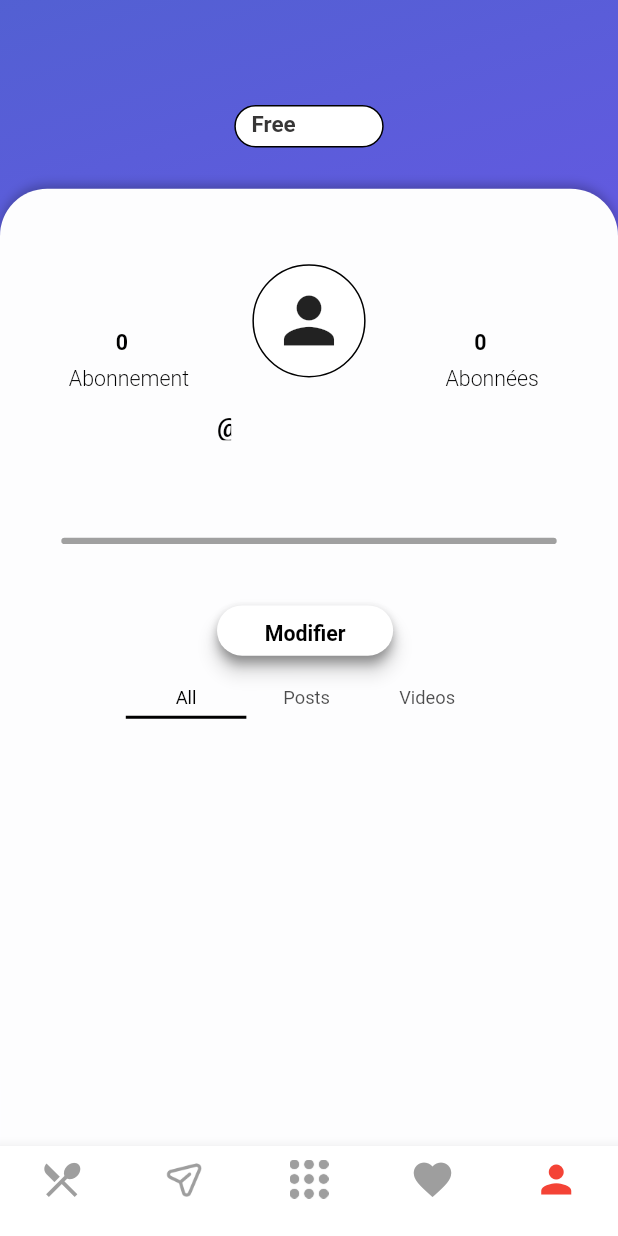
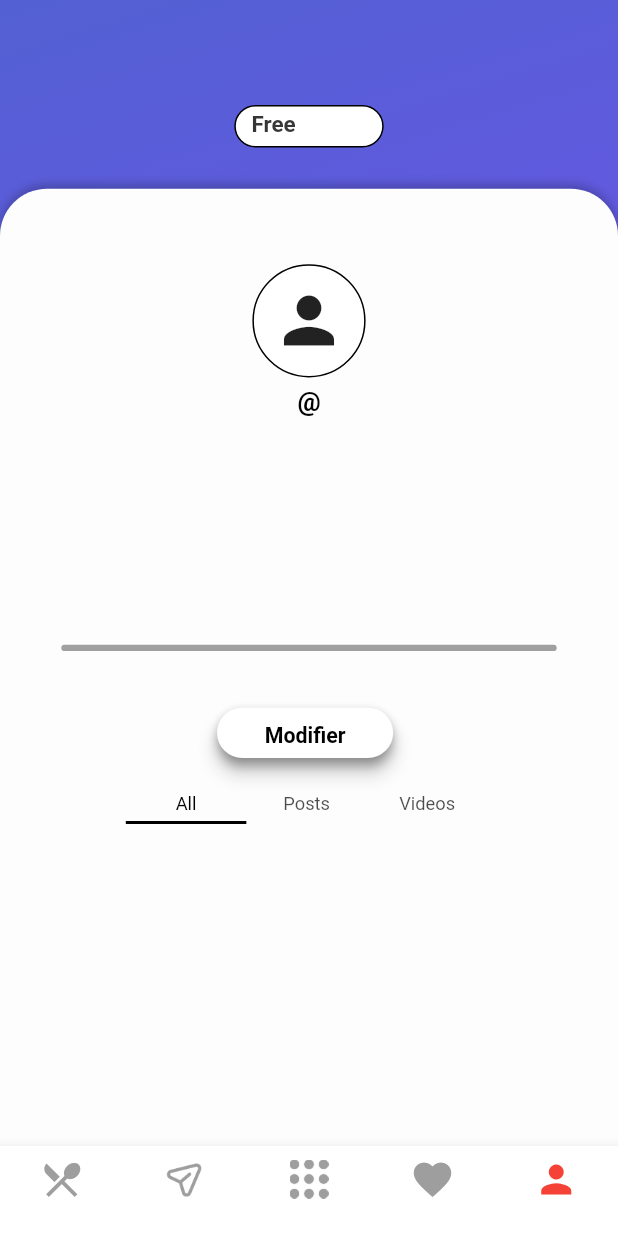
Before and after one commit to TenKaiMass/Poseidon, a Flutter app: the screen it shows once a user with an empty profile is signed in, item 5 of the bottom bar chosen, on a phone screen of 412 x 824 dp. Run offline on Flutter 3.47's test engine with Material 2 defaults, Android fonts, the phone set to English and light mode, and no system bars; our stand-ins replace cloud_firestore, firebase_auth, firebase_core, google_fonts; accounts and stored records are empty; Roboto replaces fonts that are missing (Comic Sans MS).

Commit message:
Correction layout text

```diff
--- a/lib/page-1/Profile.dart
+++ b/lib/page-1/Profile.dart
@@ -52,26 +52,64 @@ class _ProfilePageState extends State<ProfilePage> {
   }
 
   Positioned buildPositionedText({
-    required double left,
     required double top,
     required String text,
     required TextStyle style,
     required double fem,
   }) {
     return Positioned(
-        left: left,
       top: top,
-        child: Align(
       child: SizedBox(
-          width: text.length * 9 * fem,
-          height: 21 * fem,
+        width: MediaQuery.of(context).size.width,
+        height: 30 * fem,
+        // child: Container(
+          // decoration: BoxDecoration(
+          //   borderRadius: BorderRadius.circular(10 * fem),
+          //   border: Border.all(color: Colors.black),
+          // ),
+          child: Center(
             child: Text(
               text.isNotEmpty ? text : "",
               textAlign: TextAlign.center,
               style: style,
             ),
-        )));
+          // ),
+        ),
+      ),
+    );
   }
+
+  Positioned buildPositionedBio({
+    required double top,
+    required String text,
+    required TextStyle style,
+    required double fem,
+  }) {
+    return Positioned(
+      top: top,
+      left: MediaQuery.of(context).size.width / 2 - 100,
+      child: SizedBox(
+        width: 200,
+        height: 100 * fem,
+        child: SingleChildScrollView(
+          // child: Container(
+            // decoration: BoxDecoration(
+            //   borderRadius: BorderRadius.circular(10 * fem),
+            //   border: Border.all(color: Colors.black),
+            // ),
+            child: Center(
+              child: Text(
+                text.isNotEmpty ? text : "",
+                textAlign: TextAlign.center,
+                style: style,
+              ),
+            ),
+          // ),
+        ),
+      ),
+    );
+  }
+
 
   Positioned buildPositionedProfileImage(double fem) {
     return Positioned(
@@ -119,7 +157,7 @@ class _ProfilePageState extends State<ProfilePage> {
           borderRadius: BorderRadius.circular(32 * fem),
           boxShadow: [
             BoxShadow(
-              color: Color(0x3f000000),
+              color: const Color(0x3f000000),
               offset: Offset(0 * fem, 5 * fem),
               blurRadius: 5 * fem,
             ),
@@ -209,59 +247,58 @@ class _ProfilePageState extends State<ProfilePage> {
                   child: Stack(
                     children: [
                       buildPositionedContainer(fem),
-                      buildPositionedText(
-                        left: 37 * fem,
-                        top: 230 * fem,
-                        text: 'Abonnement',
-                        style: TextStyle(
-                          fontSize: 14 * ffem,
-                          fontWeight: FontWeight.w300,
-                          height: 1.5 * ffem / fem,
-                          color: Color(0xff000000),
-                        ),
-                        fem: fem,
-                      ),
-                      buildPositionedText(
-                        left: 277 * fem,
-                        top: 230 * fem,
-                        text: 'Abonnées',
-                        style: TextStyle(
-                          fontSize: 14 * ffem,
-                          fontWeight: FontWeight.w300,
-                          height: 1.5 * ffem / fem,
-                          color: Color(0xff000000),
-                        ),
-                        fem: fem,
-                      ),
-                      buildPositionedText(
-                        left: 73 * fem,
-                        top: 207 * fem,
-                        text: '0',
-                        style: TextStyle(
-                          fontSize: 14 * ffem,
-                          fontWeight: FontWeight.w700,
-                          height: 1.5 * ffem / fem,
-                          color: Color(0xff000000),
-                        ),
-                        fem: fem,
-                      ),
-                      buildPositionedText(
-                        left: 301 * fem,
-                        top: 207 * fem,
-                        text: '0',
-                        style: TextStyle(
-                          fontSize: 14 * ffem,
-                          fontWeight: FontWeight.w700,
-                          height: 1.5 * ffem / fem,
-                          color: Color(0xff000000),
-                        ),
-                        fem: fem,
-                      ),
+                      // buildPositionedText(
+                      //   left: 37 * fem,
+                      //   top: 230 * fem,
+                      //   text: 'Abonnement',
+                      //   style: TextStyle(
+                      //     fontSize: 14 * ffem,
+                      //     fontWeight: FontWeight.w300,
+                      //     height: 1.5 * ffem / fem,
+                      //     color: Color(0xff000000),
+                      //   ),
+                      //   fem: fem,
+                      // ),
+                      // buildPositionedText(
+                      //   left: 277 * fem,
+                      //   top: 230 * fem,
+                      //   text: 'Abonnées',
+                      //   style: TextStyle(
+                      //     fontSize: 14 * ffem,
+                      //     fontWeight: FontWeight.w300,
+                      //     height: 1.5 * ffem / fem,
+                      //     color: Color(0xff000000),
+                      //   ),
+                      //   fem: fem,
+                      // ),
+                      // buildPositionedText(
+                      //   left: 73 * fem,
+                      //   top: 207 * fem,
+                      //   text: '0',
+                      //   style: TextStyle(
+                      //     fontSize: 14 * ffem,
+                      //     fontWeight: FontWeight.w700,
+                      //     height: 1.5 * ffem / fem,
+                      //     color: Color(0xff000000),
+                      //   ),
+                      //   fem: fem,
+                      // ),
+                      // buildPositionedText(
+                      //   left: 301 * fem,
+                      //   top: 207 * fem,
+                      //   text: '0',
+                      //   style: TextStyle(
+                      //     fontSize: 14 * ffem,
+                      //     fontWeight: FontWeight.w700,
+                      //     height: 1.5 * ffem / fem,
+                      //     color: Color(0xff000000),
+                      //   ),
+                      //   fem: fem,
+                      // ),
                       buildPositionedProfileImage(fem),
                       buildPositionedText(
-                        left: 138 * fem,
-                        top: 259 * fem,
-                        text: '@'+username,
+                        top: 240 * fem,
+                        text: '@$username',
                         style: TextStyle(
                           fontSize: 17 * ffem,
                           fontWeight: FontWeight.w700,
@@ -270,8 +307,7 @@ class _ProfilePageState extends State<ProfilePage> {
                         ),
                         fem: fem,
                       ),
-                      buildPositionedText(
-                        left: 30 * fem,
+                      buildPositionedBio(
                         top: 287 * fem,
                         text: bio,
                         style: TextStyle(
@@ -284,7 +320,7 @@ class _ProfilePageState extends State<ProfilePage> {
                       ),
                       buildPositionedButton(
                         left: 138 * fem,
-                        top: 385 * fem,
+                        top: 450 * fem,
                         width: 112 * fem,
                         height: 32 * fem,
                         backgroundColor: Colors.white,
@@ -294,11 +330,11 @@ class _ProfilePageState extends State<ProfilePage> {
                         fontWeight: FontWeight.w600,
                         fem: fem,
                       ),
-                      buildSeparatorBar(context, fem, 342),
+                      buildSeparatorBar(context, fem, 410),
                       buildFreePlanContainer(context, fem, ffem),
                       Positioned(
                         left: 80 * fem,
-                        top: 433 * fem,
+                        top: 500 * fem,
                         child: Container(
                           width: 230 * fem,
                           height: 24 * fem,
--- a/lib/utils.dart
+++ b/lib/utils.dart
@@ -86,8 +86,6 @@ TextStyle SafeGoogleFont(
     );
   }
 }
-
-
 
 class MyBottomNavigationBar extends StatefulWidget {
   final User user;
```
Lines whose indentation alone changed are shown as unchanged.
